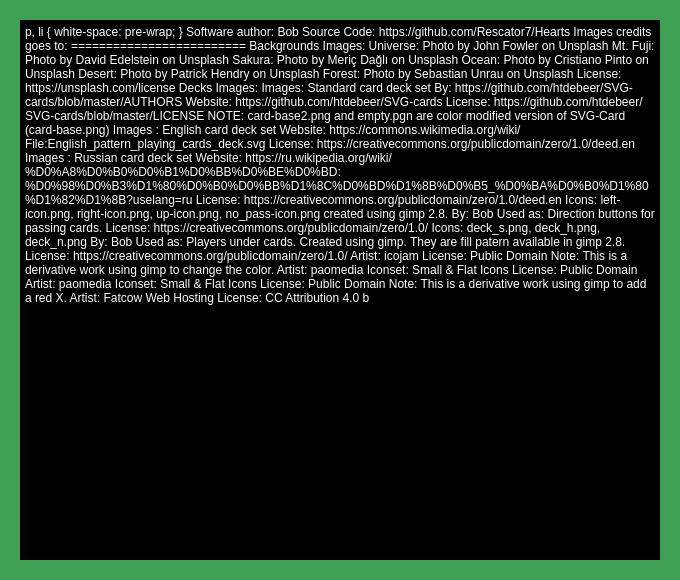
Rescator7/Hearts, file credits.ui: the form before one commit.
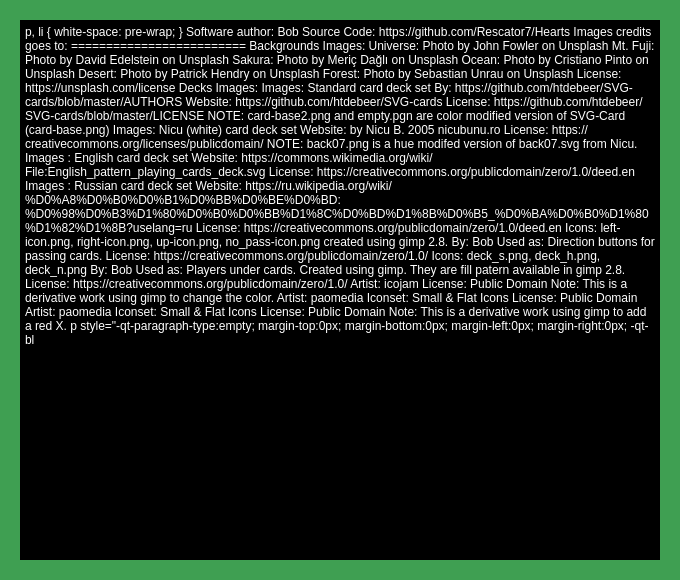
The form after the commit. Icons and pictures are not drawn.

Commit message: 1.8.2 Added a new deck Nicu (white)

What changed in the file:
```diff
--- a/credits.ui
+++ b/credits.ui
@@ -956,6 +956,11 @@
 &lt;p style=&quot; margin-top:0px; margin-bottom:0px; margin-left:0px; margin-right:0px; -qt-block-indent:0; text-indent:0px;&quot;&gt;License: &lt;a href=&quot;https://github.com/htdebeer/SVG-cards/blob/master/LICENSE&quot;&gt;&lt;span style=&quot; text-decoration: underline; color:#5555ff;&quot;&gt;https://github.com/htdebeer/SVG-cards/blob/master/LICENSE&lt;/span&gt;&lt;/a&gt;&lt;/p&gt;
 &lt;p style=&quot; margin-top:0px; margin-bottom:0px; margin-left:0px; margin-right:0px; -qt-block-indent:0; text-indent:0px;&quot;&gt;NOTE: card-base2.png and empty.pgn are color modified version of SVG-Card (card-base.png)&lt;/p&gt;
 &lt;p style=&quot;-qt-paragraph-type:empty; margin-top:0px; margin-bottom:0px; margin-left:0px; margin-right:0px; -qt-block-indent:0; text-indent:0px;&quot;&gt;&lt;br /&gt;&lt;/p&gt;
+&lt;p style=&quot; margin-top:0px; margin-bottom:0px; margin-left:0px; margin-right:0px; -qt-block-indent:0; text-indent:0px;&quot;&gt;&lt;span style=&quot; text-decoration: underline;&quot;&gt;Images:&lt;/span&gt; Nicu (white) card deck set&lt;/p&gt;
+&lt;p style=&quot; margin-top:0px; margin-bottom:0px; margin-left:0px; margin-right:0px; -qt-block-indent:0; text-indent:0px;&quot;&gt;Website: &lt;a href=&quot;http://nicubunu.ro/cards/&quot;&gt;&lt;span style=&quot; text-decoration: underline; color:#5555ff;&quot;&gt;by Nicu B. 2005 nicubunu.ro&lt;/span&gt;&lt;/a&gt;&lt;/p&gt;
+&lt;p style=&quot; margin-top:0px; margin-bottom:0px; margin-left:0px; margin-right:0px; -qt-block-indent:0; text-indent:0px;&quot;&gt;License: &lt;a href=&quot;https://creativecommons.org/licenses/publicdomain/&quot;&gt;&lt;span style=&quot; text-decoration: underline; color:#5555ff;&quot;&gt;https://creativecommons.org/licenses/publicdomain/&lt;/span&gt;&lt;/a&gt;&lt;/p&gt;
+&lt;p style=&quot; margin-top:0px; margin-bottom:0px; margin-left:0px; margin-right:0px; -qt-block-indent:0; text-indent:0px;&quot;&gt;NOTE: back07.png is a hue modifed version of back07.svg from Nicu.&lt;/p&gt;
+&lt;p style=&quot;-qt-paragraph-type:empty; margin-top:0px; margin-bottom:0px; margin-left:0px; margin-right:0px; -qt-block-indent:0; text-indent:0px;&quot;&gt;&lt;br /&gt;&lt;/p&gt;
 &lt;p style=&quot; margin-top:0px; margin-bottom:0px; margin-left:0px; margin-right:0px; -qt-block-indent:0; text-indent:0px;&quot;&gt;&lt;span style=&quot; text-decoration: underline;&quot;&gt;Images&lt;/span&gt;: English card deck set&lt;/p&gt;
 &lt;p style=&quot; margin-top:0px; margin-bottom:0px; margin-left:0px; margin-right:0px; -qt-block-indent:0; text-indent:0px;&quot;&gt;Website: &lt;a href=&quot;https://commons.wikimedia.org/wiki/File:English_pattern_playing_cards_deck.svg&quot;&gt;&lt;span style=&quot; text-decoration: underline; color:#5555ff;&quot;&gt;https://commons.wikimedia.org/wiki/File:English_pattern_playing_cards_deck.svg&lt;/span&gt;&lt;/a&gt;&lt;/p&gt;
 &lt;p style=&quot; margin-top:0px; margin-bottom:0px; margin-left:0px; margin-right:0px; -qt-block-indent:0; text-indent:0px;&quot;&gt;License: &lt;a href=&quot;https://creativecommons.org/publicdomain/zero/1.0/deed.en&quot;&gt;&lt;span style=&quot; text-decoration: underline; color:#5555ff;&quot;&gt;https://creativecommons.org/publicdomain/zero/1.0/deed.en&lt;/span&gt;&lt;/a&gt;&lt;/p&gt;
```
The commit also changes 62 other files.
